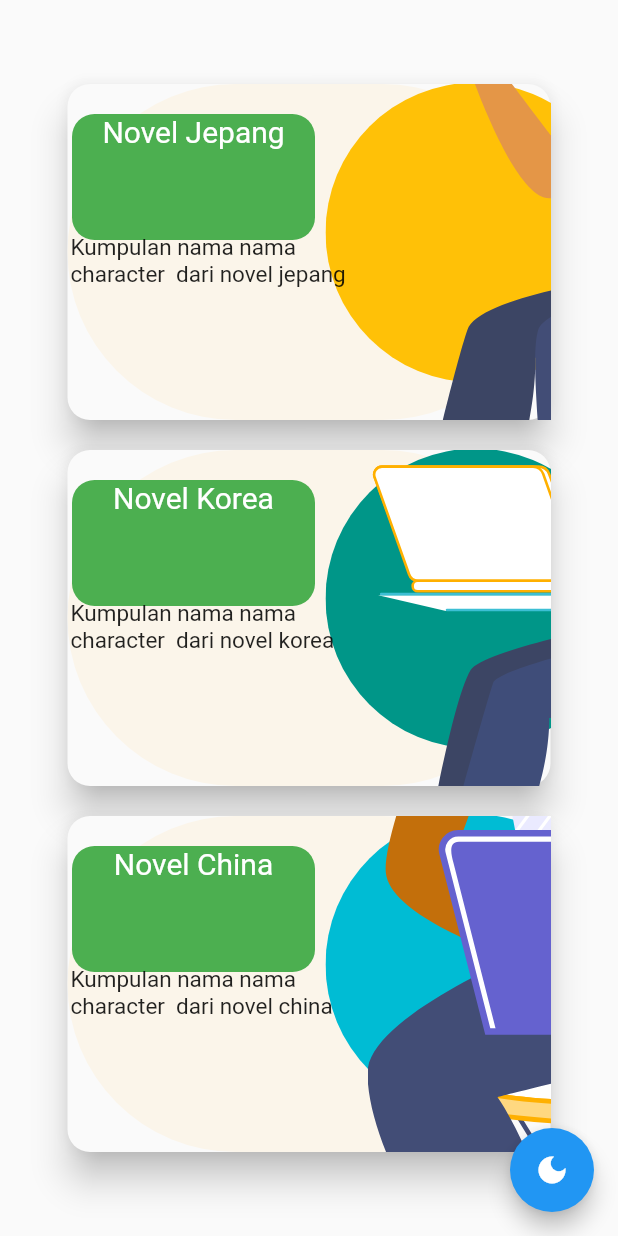
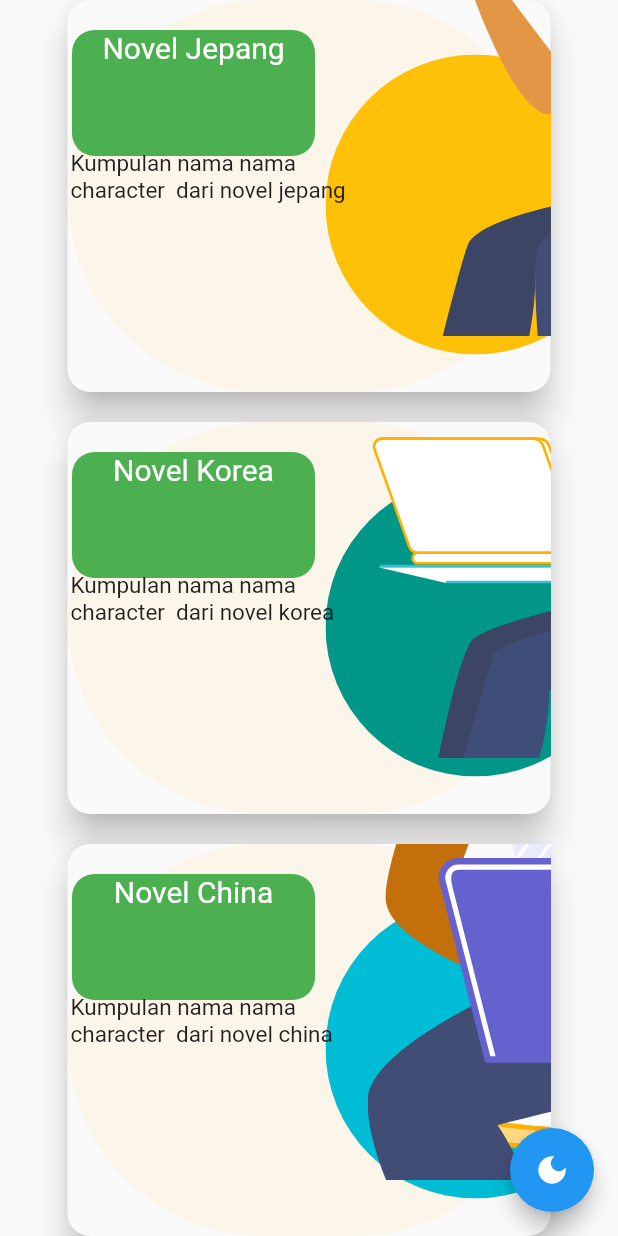
Before and after one commit to Bayu-Pasifik/Character_database_with_hive, a Flutter app: the screen it shows after launch, on a phone screen of 412 x 824 dp. Run offline on Flutter 3.47's test engine with Material 2 defaults, Android fonts, the light colour scheme and no system bars; our stand-ins replace flutter_svg, get, hive; accounts and stored records are empty.

Commit message:
menambahkan Expanded pada main Page

```diff
--- a/lib/pages/main_page.dart
+++ b/lib/pages/main_page.dart
@@ -16,23 +16,29 @@ class MainPage extends StatelessWidget {
       ),
       body: Center(
         child: Column(
-          mainAxisAlignment: MainAxisAlignment.center,
+          //mainAxisAlignment: MainAxisAlignment.center,
           children: [
-            GestureDetector(
+            Expanded(
+              flex: 1,
+              child: GestureDetector(
                   onTap: () => Get.to(JapanPage()),
                   child: CountryCard(
                     moveFunction: () {
-                    Get.to(JapanPage());
+                      Get.to(() => JapanPage());
                     },
                     ballColor: Colors.amber,
                     images: 'images/people1.svg',
                     title: 'Novel Jepang',
-                  content: 'Kumpulan nama nama \ncharacter  dari novel jepang',
+                    content:
+                        'Kumpulan nama nama \ncharacter  dari novel jepang',
                   )),
+            ),
             SizedBox(
               height: 20,
             ),
-            GestureDetector(
+            Expanded(
+              flex: 1,
+              child: GestureDetector(
                   onTap: () => Get.to(JapanPage()),
                   child: CountryCard(
                     moveFunction: () {
@@ -43,10 +49,13 @@ class MainPage extends StatelessWidget {
                     title: 'Novel Korea',
                     content: 'Kumpulan nama nama \ncharacter  dari novel korea',
                   )),
+            ),
             SizedBox(
               height: 20,
             ),
-            GestureDetector(
+            Expanded(
+              flex: 1,
+              child: GestureDetector(
                   onTap: () => Get.to(JapanPage()),
                   child: CountryCard(
                     moveFunction: () {
@@ -57,6 +66,7 @@ class MainPage extends StatelessWidget {
                     title: 'Novel China',
                     content: 'Kumpulan nama nama \ncharacter  dari novel china',
                   )),
+            ),
           ],
         ),
       ),
```
Also changed, not shown: lib/main.dart (+1 -6 lines), lib/pages/japan_page.dart (+30 -15 lines). Lines whose indentation alone changed are shown as unchanged.
